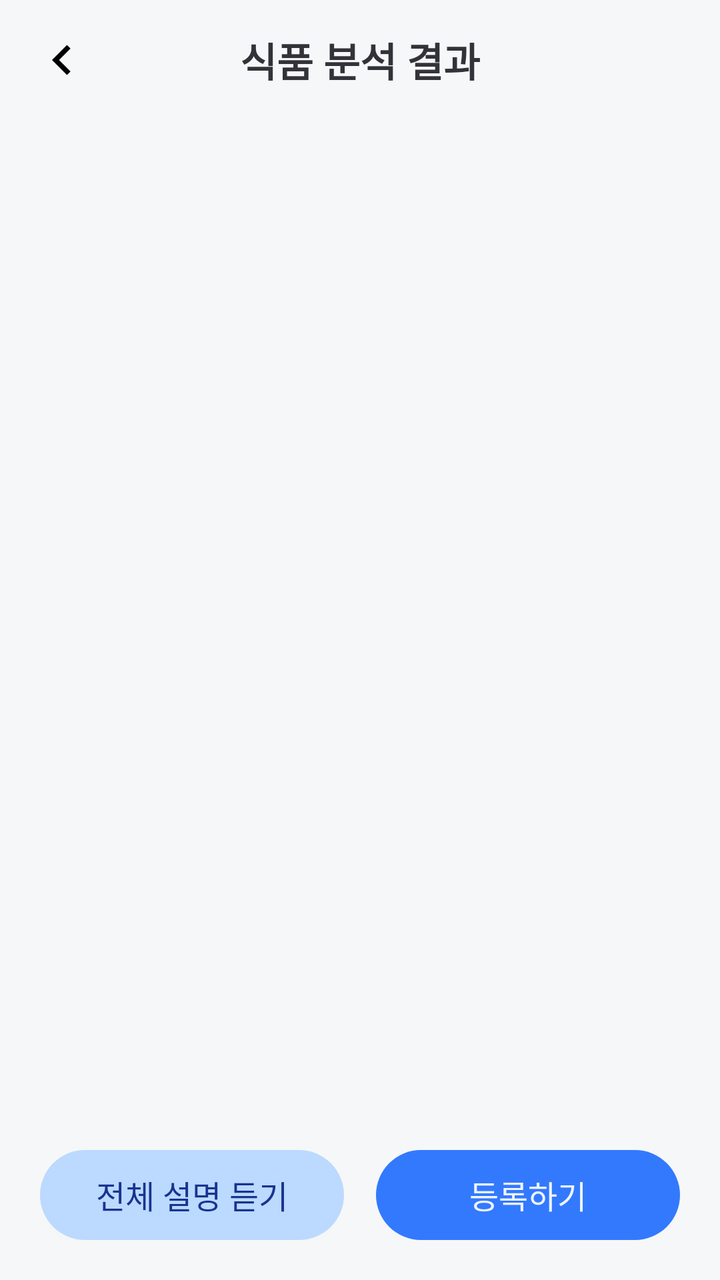
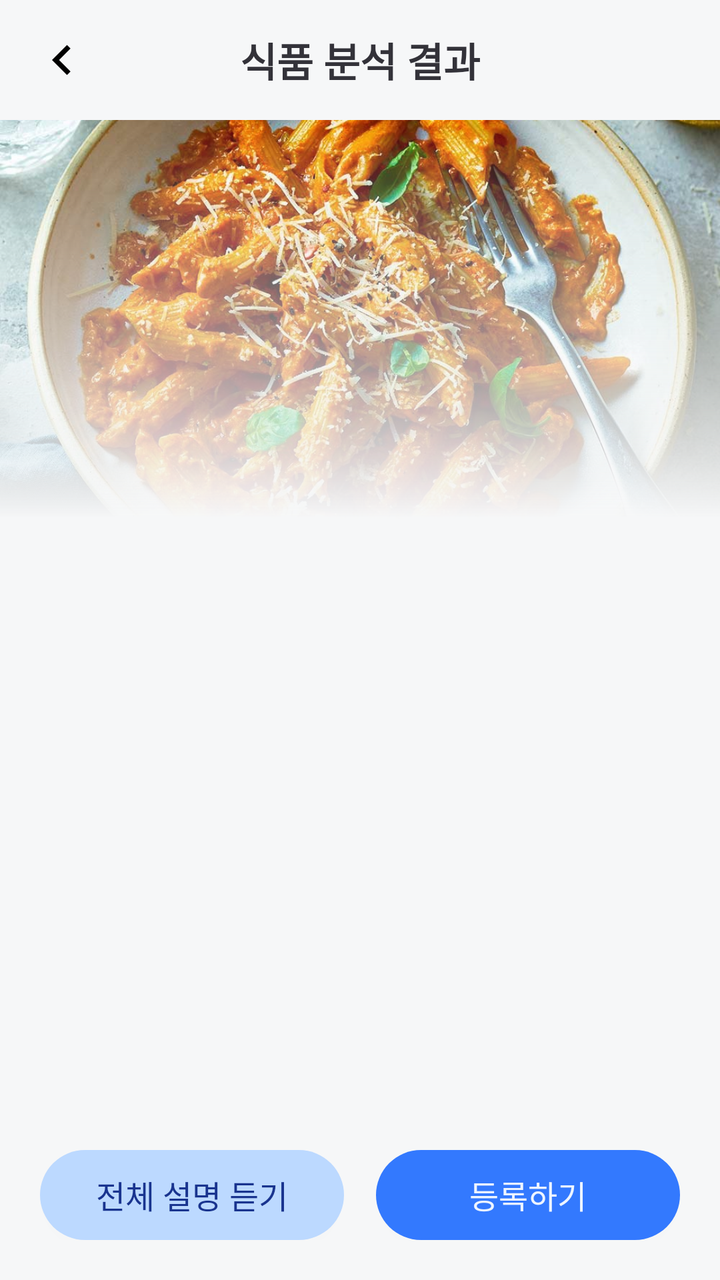

The first picture is an Android layout as it rendered before a commit; the second is the same layout after the commit. The layout source and the unified diff follow.
<!-- AndroidManifest.xml: application theme Theme.BeYourEyes -->
<!-- res/layout/fragment_result.xml -->
<?xml version="1.0" encoding="utf-8"?>
<LinearLayout xmlns:android="http://schemas.android.com/apk/res/android"
    xmlns:tools="http://schemas.android.com/tools"
    android:layout_width="match_parent"
    android:layout_height="match_parent"
    android:background="@color/gray_50"
    android:gravity="center_horizontal"
    android:orientation="vertical"
    tools:context=".ResultFragment"> 

    <include
        android:id="@+id/toolbar"
        layout="@layout/toolbar" />

    <ScrollView
        android:layout_width="match_parent"
        android:layout_height="0dp"
        android:layout_weight="1"
        android:contentDescription="@string/description_result_scrollbar"
        android:gravity="center_horizontal"> 

        <LinearLayout
            android:id="@+id/linearLayout"
            android:layout_width="match_parent"
            android:layout_height="wrap_content"
            android:gravity="center_horizontal"
            android:orientation="vertical">

            <androidx.fragment.app.FragmentContainerView
                android:id="@+id/ImageFragment"
                android:layout_width="wrap_content"
                android:layout_height="wrap_content"
                android:layout_gravity="center" />

            <androidx.fragment.app.FragmentContainerView
                android:id="@+id/TotalCalorieFragment"
                android:layout_width="wrap_content"
                android:layout_height="wrap_content"
                android:layout_gravity="center"
                android:layout_marginTop="20dp" />

            <androidx.fragment.app.FragmentContainerView
                android:id="@+id/AllergyCautionFragment"
                android:layout_width="wrap_content"
                android:layout_height="wrap_content"
                android:layout_gravity="center"
                android:layout_marginTop="20dp" />

            <androidx.fragment.app.FragmentContainerView
                android:id="@+id/NutriPieChartFragment"
                android:layout_width="wrap_content"
                android:layout_height="wrap_content"
                android:layout_gravity="center"
                android:layout_marginTop="20dp" />

            <androidx.fragment.app.FragmentContainerView
                android:id="@+id/AllergyFragment"
                android:layout_width="wrap_content"
                android:layout_height="wrap_content"
                android:layout_gravity="center"
                android:layout_marginTop="20dp" />

        </LinearLayout>
    </ScrollView>

    <LinearLayout
        android:layout_width="match_parent"
        android:layout_height="wrap_content"
        android:padding="20dp"
        android:orientation="horizontal">

        <androidx.appcompat.widget.AppCompatButton
            android:id="@+id/result_button_voice"
            android:layout_width="match_parent"
            android:layout_height="45dp"
            android:layout_marginEnd="8dp"
            android:layout_weight="1"
            android:background="@drawable/shape_button_b100_200"
            android:fontFamily="@font/wantedsans_bold"
            android:text="@string/result_text1"
            android:textColor="@color/blue_900"
            android:textSize="16sp"
            tools:ignore="TouchTargetSizeCheck" />

        <androidx.appcompat.widget.AppCompatButton
            android:id="@+id/result_button_eat"
            android:layout_width="match_parent"
            android:layout_height="45dp"
            android:layout_marginStart="8dp"
            android:layout_weight="1"
            android:background="@drawable/shape_button_b100_500"
            android:fontFamily="@font/wantedsans_bold"
            android:text="@string/result_text2"
            android:textColor="@color/blue_50"
            android:textSize="16sp"
            tools:ignore="TouchTargetSizeCheck" />
    </LinearLayout>

</LinearLayout>
<!-- res/layout/toolbar.xml (included above) -->
<?xml version="1.0" encoding="utf-8"?>
<androidx.appcompat.widget.Toolbar xmlns:android="http://schemas.android.com/apk/res/android"
    xmlns:app="http://schemas.android.com/apk/res-auto"
    android:layout_width="match_parent"
    android:layout_height="60dp"
    android:background="@color/gray_50">

    <TextView
        android:id="@+id/tv_logo"
        android:layout_width="wrap_content"
        android:layout_height="wrap_content"
        android:layout_gravity="center"
        android:text="@string/result_toolbar"
        android:textAlignment="center"
        android:textColor="@color/gray_950"
        android:fontFamily="@font/wantedsans_semibold"
        android:textSize="20sp"
        android:textStyle="bold" />

    <ImageView
        android:id="@+id/goBack"
        android:layout_width="30dp"
        android:layout_height="30dp"
        android:layout_gravity="left"
        android:layout_marginRight="15dp"
        app:srcCompat="@drawable/arrow_back" />

</androidx.appcompat.widget.Toolbar>
<!-- resources referenced by this layout -->
<resources>
  <color name="blue_50">#EEF5FF</color>
  <color name="blue_900">#19348F</color>
  <color name="gray_50">#F6F7F8</color>
  <color name="gray_950">#333239</color>
  <!-- drawable arrow_back (drawable) -->
  <vector android:autoMirrored="true" android:height="24dp"
      android:tint="#000000" android:viewportHeight="24"
      android:viewportWidth="24" android:width="24dp" xmlns:android="http://schemas.android.com/apk/res/android">
      <path android:fillColor="@android:color/white" android:pathData="M15.41,16.59L10.83,12l4.58,-4.59L14,6l-6,6 6,6 1.41,-1.41z"/>
  </vector>
  <!-- drawable shape_button_b100_200 (drawable) -->
  <?xml version="1.0" encoding="utf-8"?>
  <shape xmlns:android="http://schemas.android.com/apk/res/android">
      <solid android:color="@color/blue_200" /> 
      <size android:width="60dp" android:height="45dp" /> 
      <corners android:radius="100dp" /> 
  </shape>
  <!-- drawable shape_button_b100_500 (drawable) -->
  <?xml version="1.0" encoding="utf-8"?>
  <shape xmlns:android="http://schemas.android.com/apk/res/android">
      <solid android:color="@color/blue_500" /> 
      <size android:width="60dp" android:height="45dp" /> 
      <corners android:radius="100dp" /> 
  </shape>
  <string name="description_result_scrollbar">식품 분석 결과 화면입니다. 스크롤하여 정보를 확인할 수 있습니다.</string>
  <string name="result_text1">전체 설명 듣기</string>
  <string name="result_text2">등록하기</string>
  <string name="result_toolbar">식품 분석 결과</string>
  <style name="Theme.BeYourEyes" parent="Theme.MaterialComponents.Light.NoActionBar">
          
          <item name="colorPrimary">@color/blue_500</item>
          <item name="colorPrimaryVariant">@color/blue_900</item>
          <item name="colorOnPrimary">@color/gray_50</item>
          
          <item name="colorSecondary">@color/teal_200</item>
          <item name="colorSecondaryVariant">@color/teal_700</item>
          <item name="colorOnSecondary">@color/black</item>
          
          <item name="android:statusBarColor">?attr/colorOnPrimary</item>
          
      </style>
  <color name="blue_200">#BCD9FF</color>
  <color name="blue_500">#3379FE</color>
  <color name="teal_200">#FF03DAC5</color>
  <color name="teal_700">#FF018786</color>
  <color name="black">#FF000000</color>
</resources>

<!-- the commit's change to res/layout/fragment_result.xml (unified diff, before → after) -->
@@ -26,11 +26,26 @@
             android:gravity="center_horizontal"
             android:orientation="vertical">
 
-            <androidx.fragment.app.FragmentContainerView
-                android:id="@+id/ImageFragment"
-                android:layout_width="wrap_content"
-                android:layout_height="wrap_content"
-                android:layout_gravity="center" />
+            <FrameLayout
+                android:layout_width="match_parent"
+                android:layout_height="200dp">
+
+                <ImageView
+                    android:id="@+id/imageView"
+                    android:layout_width="match_parent"
+                    android:layout_height="match_parent"
+                    android:scaleType="centerCrop"
+                    android:src="@drawable/sample_pasta"
+                    android:contentDescription="@string/desciption_result_image"/>
+
+                <ImageView
+                    android:id="@+id/gradientView"
+                    android:layout_width="match_parent"
+                    android:layout_height="match_parent"
+                    android:importantForAccessibility="no"
+                    android:src="@drawable/gradient_layer_list_g50" />
+
+            </FrameLayout>
 
             <androidx.fragment.app.FragmentContainerView
                 android:id="@+id/TotalCalorieFragment"
@@ -123,6 +138,6 @@
         android:layout_height="30dp"
         android:layout_gravity="left"
         android:layout_marginRight="15dp"
-        app:srcCompat="@drawable/arrow_back" />
+        app:srcCompat="@drawable/ic_arrow_back_24" />
 
 </androidx.appcompat.widget.Toolbar>
<!-- resource entries referenced after the edit -->
@@ -4,12 +4,27 @@
   <color name="blue_900">#19348F</color>
   <color name="gray_50">#F6F7F8</color>
   <color name="gray_950">#333239</color>
-  <!-- drawable arrow_back (drawable) -->
+  <!-- drawable gradient_layer_list_g50 (drawable) -->
+  <?xml version="1.0" encoding="utf-8"?>
+  <layer-list xmlns:android="http://schemas.android.com/apk/res/android">
+      <item>
+          <shape xmlns:android="http://schemas.android.com/apk/res/android"
+              android:shape="rectangle">
+              <gradient
+                  android:type="linear"
+                  android:angle="270"
+                  android:startColor="#00FFFFFF"
+                  android:endColor="@color/gray_50" />
+          </shape>
+      </item>
+  </layer-list>
+  <!-- drawable ic_arrow_back_24 (drawable) -->
   <vector android:autoMirrored="true" android:height="24dp"
       android:tint="#000000" android:viewportHeight="24"
       android:viewportWidth="24" android:width="24dp" xmlns:android="http://schemas.android.com/apk/res/android">
       <path android:fillColor="@android:color/white" android:pathData="M15.41,16.59L10.83,12l4.58,-4.59L14,6l-6,6 6,6 1.41,-1.41z"/>
   </vector>
+  <!-- drawable sample_pasta: jpg bitmap (drawable, 214544 bytes) -->
   <!-- drawable shape_button_b100_200 (drawable) -->
   <?xml version="1.0" encoding="utf-8"?>
   <shape xmlns:android="http://schemas.android.com/apk/res/android">
@@ -24,6 +39,7 @@
       <size android:width="60dp" android:height="45dp" /> 
       <corners android:radius="100dp" /> 
   </shape>
+  <string name="desciption_result_image">촬영한 식품의 이미지입니다.</string>
   <string name="description_result_scrollbar">식품 분석 결과 화면입니다. 스크롤하여 정보를 확인할 수 있습니다.</string>
   <string name="result_text1">전체 설명 듣기</string>
   <string name="result_text2">등록하기</string>
